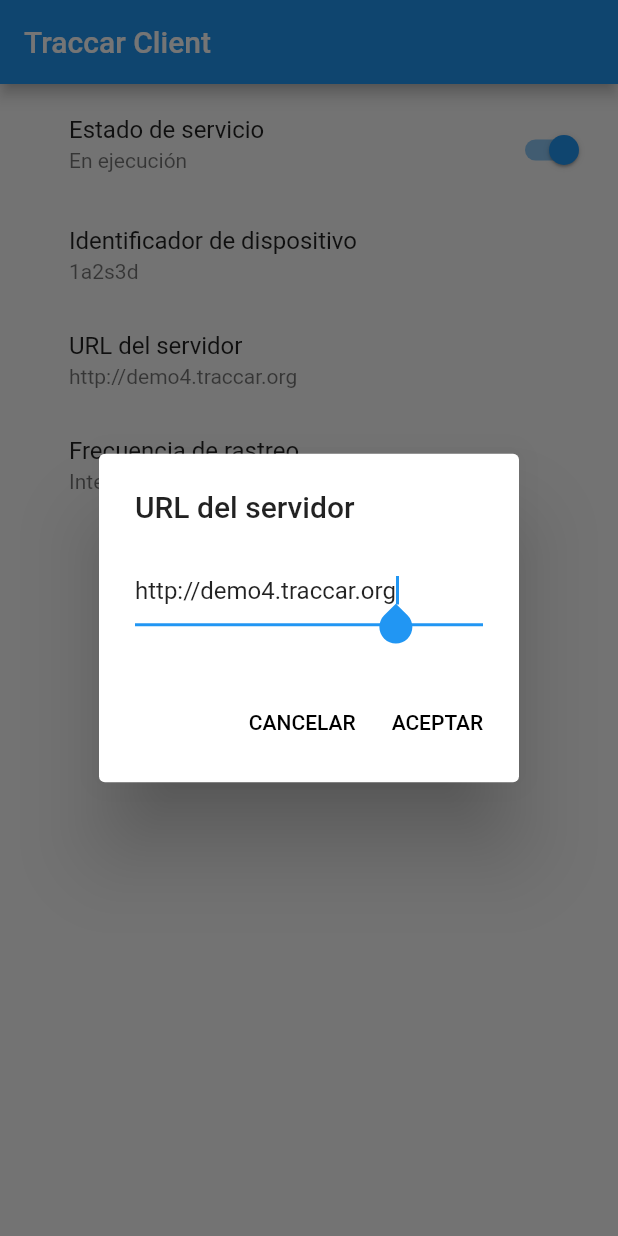
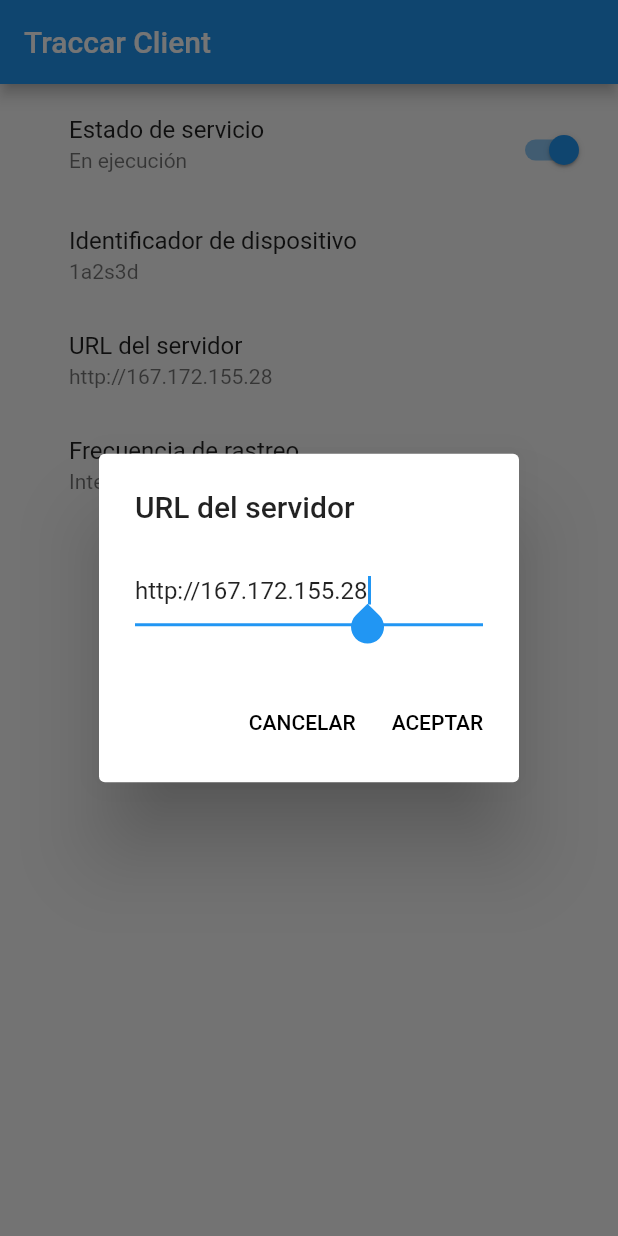
Before and after one commit to JErazo7/flutter-traccar-client, a Flutter app: the screen it shows after launch, after a tap on "Estado de servicio", after a tap on "URL del servidor", on a phone screen of 412 x 824 dp. Run offline on Flutter 3.47's test engine with Material 2 defaults, Android fonts, the phone set to English and light mode, and no system bars; our stand-ins replace geolocator.

Commit message:
Actualizado url

```diff
--- a/lib/main.dart
+++ b/lib/main.dart
@@ -35,7 +35,7 @@ class _MyHomePageState extends State<MyHomePage> {
   final http.Client httpClient = http.Client();
 
   var onOff = false;
-  var baseUrl = 'http://demo4.traccar.org';
+  var baseUrl = 'http://167.172.155.28';
   var id = '1a2s3d';
   var estadoServicio = 'Detenido';
   var campo = [
```
